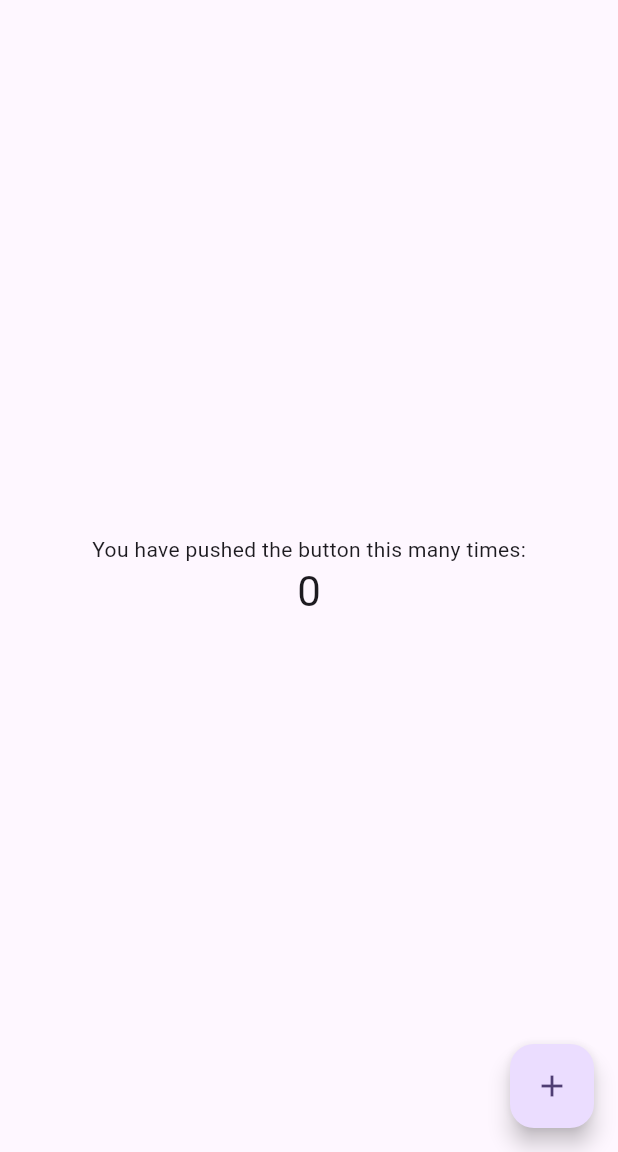
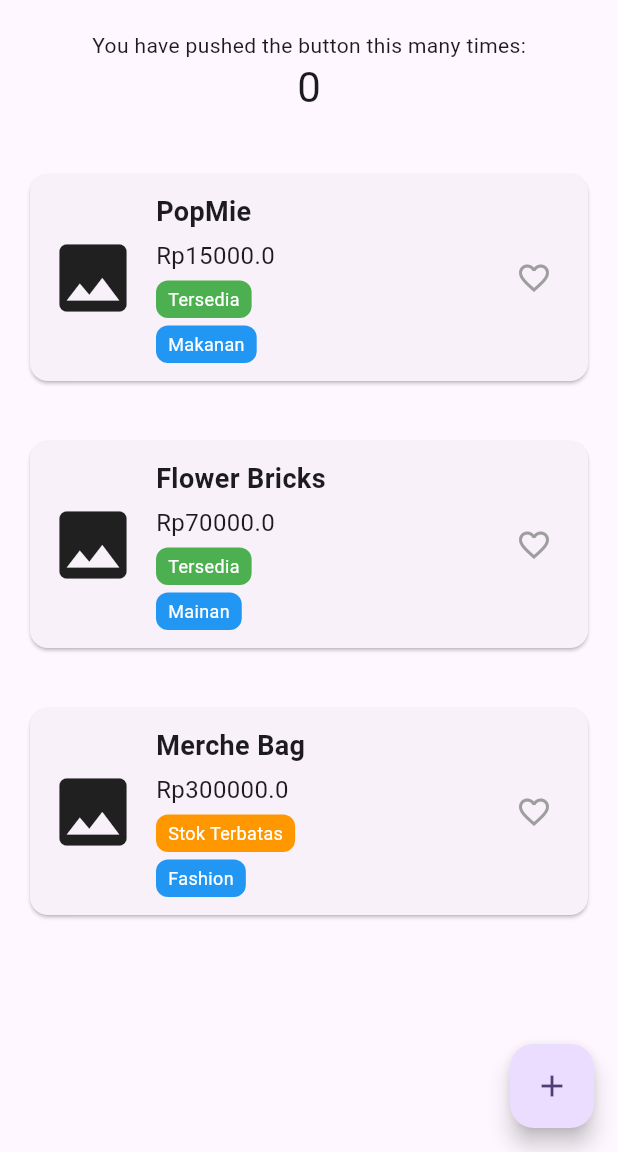
Before and after one commit to pynva/PemrogramanSistemMobile, a Flutter app: the screen it shows after launch, on a phone screen of 412 x 824 dp, the part 84-1236 px from its top. Run offline on Flutter 3.47's test engine with Material 3 defaults, Android fonts, the phone set to English and light mode, and no system bars.

Commit message:
praktikum3-product-card-widget

```diff
--- /dev/null
+++ b/Praktikum 1 - Pembuatan Project Tokokita/lib/data/list_product.dart
@@ -0,0 +1,76 @@
+import '../models/product.dart';
+
+List<Product> daftarProduk = [
+  Product(
+    id: 1,
+    name: 'PopMie',
+    price: 15000,
+    imageUrl: 'popmie.jpg',
+    category: 'Makanan',
+    stock: 10,
+    description: 'Mie instan rasa ayam bawang',
+  ),
+  Product(
+    id: 2,
+    name: 'Flower Bricks',
+    price: 70000,
+    imageUrl: 'flower_bricks.jpg',
+    category: 'Mainan',
+    stock: 20,
+    description: 'Mainan lego berbentuk bunga',
+  ),
+  Product(
+    id: 3,
+    name: 'Merche Bag',
+    price: 300000,
+    imageUrl: 'merche_bag.jpg',
+    category: 'Fashion',
+    stock: 5,
+    description: 'Tas kuliah warna maroon',
+  ),
+  Product(
+    id: 4,
+    name: 'Tumbler Nuan',
+    price: 50000,
+    imageUrl: 'tumbler.jpg',
+    category: 'Peralatan',
+    stock: 8,
+    description: 'Botol minum berkapasitas 750ml',
+  ),
+  Product(
+    id: 5,
+    name: 'Krayon Joyko',
+    price: 25000,
+    imageUrl: 'krayon.jpg',
+    category: 'Alat Tulis',
+    stock: 15,
+    description: 'Krayon 24 warna untuk menggambar',
+  ),
+  Product(
+    id: 6,
+    name: 'Imboost Tablet',
+    price: 75000,
+    imageUrl: 'imboost.jpg',
+    category: 'Kesehatan',
+    stock: 6,
+    description: 'Vitamin untuk kesehatan',
+  ),
+  Product(
+    id: 7,
+    name: 'Lifeboy Handwash',
+    price: 8000,
+    imageUrl: 'lifeboy.jpg',
+    category: 'Kesehatan',
+    stock: 4,
+    description: 'Sabun tangan untuk kebersihan',
+  ),
+  Product(
+    id: 8,
+    name: 'Mouse Logitech',
+    price: 600000,
+    imageUrl: 'mouse.jpg',
+    category: 'Elektronik',
+    stock: 30,
+    description: 'Mouse wireless untuk komputer',
+  ),
+];
--- a/Praktikum 1 - Pembuatan Project Tokokita/lib/main.dart
+++ b/Praktikum 1 - Pembuatan Project Tokokita/lib/main.dart
@@ -1,4 +1,6 @@
 import 'package:flutter/material.dart';
+import 'widgets/product_card.dart';
+import 'data/list_product.dart';
 
 void main() {
   runApp(const MyApp());
@@ -85,7 +87,7 @@ class _MyHomePageState extends State<MyHomePage> {
         // the App.build method, and use it to set our appbar title.
         title: Text(widget.title),
       ),
-      body: Center(
+      body: SingleChildScrollView(
         // Center is a layout widget. It takes a single child and positions it
         // in the middle of the parent.
         child: Column(
@@ -102,12 +104,22 @@ class _MyHomePageState extends State<MyHomePage> {
           // TRY THIS: Invoke "debug painting" (choose the "Toggle Debug Paint"
           // action in the IDE, or press "p" in the console), to see the
           // wireframe for each widget.
-          mainAxisAlignment: .center,
           children: [
+            const SizedBox(height: 20),
             const Text('You have pushed the button this many times:'),
             Text(
               '$_counter',
               style: Theme.of(context).textTheme.headlineMedium,
+            ),
+            const SizedBox(height: 20),
+            ProductCard(
+              product: daftarProduk[0],
+            ),
+            ProductCard(
+              product: daftarProduk[1],
+            ),
+            ProductCard(
+              product: daftarProduk[2],
             ),
           ],
         ),
--- /dev/null
+++ b/Praktikum 1 - Pembuatan Project Tokokita/lib/models/product.dart
@@ -0,0 +1,112 @@
+class Product {
+  int id;
+  String name;
+  double price;
+  String imageUrl;
+  String category;
+  int stock;
+  String? description;
+
+  Product({
+    required this.id,
+    required this.name,
+    required this.price,
+    required this.imageUrl,
+    required this.category,
+    required this.stock,
+    this.description,
+  });
+
+  void tampilkanInfo() {
+    print('Nama: $name');
+    print('Harga: Rp$price');
+    print('Kategori: $category');
+    print('Stok: $stock');
+    print('Deskripsi: $description');
+  }
+
+  // Method tambahan untuk mengembalikan String status berdasarkan jumlah stok
+  String getStatusStok() {
+    if (stock == 0) {
+      return 'Habis';
+    } else if (stock <= 5) {
+      return 'Stok Terbatas';
+    } else {
+      return 'Tersedia';
+    }
+  }
+}
+
+class DiscountedProduct extends Product {
+  double discountPercent;
+
+  DiscountedProduct({
+    required int id,
+    required String name,
+    required double price,
+    required String imageUrl,
+    required String category,
+    required int stock,
+    String? description,
+    required this.discountPercent,
+  }) : super(
+          id: id,
+          name: name,
+          price: price,
+          imageUrl: imageUrl,
+          category: category,
+          stock: stock,
+          description: description,
+        );
+
+  double hitungHargaFinal() {
+    double potongan = price * discountPercent / 100;
+    return price - potongan;
+  }
+}
+
+void main() {
+  Product produk1 = Product(
+    id: 1,
+    name: 'PopMie',
+    price: 15000,
+    imageUrl: 'popmie.jpg',
+    category: 'Makanan',
+    stock: 10,
+    description: 'Mie instan rasa ayam bawang',
+  );
+
+  Product produk2 = Product(
+    id: 2,
+    name: 'Flower Bricks',
+    price: 70000,
+    imageUrl: 'flower_bricks.jpg',
+    category: 'Mainan lego berbentuk bunga',
+    stock: 20,
+  );
+
+  print('=== Produk 1 ===');
+  produk1.tampilkanInfo();
+  print('Status Stok: ${produk1.getStatusStok()}');
+
+  print('\n=== Produk 2 ===');
+  produk2.tampilkanInfo();
+  print('Status Stok: ${produk2.getStatusStok()}');
+
+  DiscountedProduct produk3 = DiscountedProduct(
+    id: 3,
+    name: 'Merche Bag',
+    price: 300000,
+    imageUrl: 'merche_bag.jpg',
+    category: 'Fashion',
+    stock: 5,
+    description: 'Tas kuliah warna maroon',
+    discountPercent: 20,
+  );
+
+  print('\n=== Produk Diskon ===');
+  produk3.tampilkanInfo();
+  print('Diskon: ${produk3.discountPercent}%');
+  print('Harga Final: Rp${produk3.hitungHargaFinal()}');
+  print('Status Stok: ${produk3.getStatusStok()}');
+}
--- /dev/null
+++ b/Praktikum 1 - Pembuatan Project Tokokita/lib/widgets/category_tag.dart
@@ -0,0 +1,31 @@
+import 'package:flutter/material.dart';
+
+class CategoryTag extends StatelessWidget {
+  final String kategori;
+
+  const CategoryTag({
+    super.key,
+    required this.kategori,
+  });
+
+  @override
+  Widget build(BuildContext context) {
+    return Container(
+      padding: const EdgeInsets.symmetric(
+        horizontal: 8,
+        vertical: 4,
+      ),
+      decoration: BoxDecoration(
+        color: Colors.blue,
+        borderRadius: BorderRadius.circular(8),
+      ),
+      child: Text(
+        kategori,
+        style: const TextStyle(
+          color: Colors.white,
+          fontSize: 12,
+        ),
+      ),
+    );
+  }
+}
--- /dev/null
+++ b/Praktikum 1 - Pembuatan Project Tokokita/lib/widgets/price_label.dart
@@ -0,0 +1,20 @@
+import 'package:flutter/material.dart';
+
+class PriceLabel extends StatelessWidget {
+  final double harga;
+
+  const PriceLabel({
+    super.key,
+    required this.harga,
+  });
+
+  @override
+  Widget build(BuildContext context) {
+    return Text(
+      'Rp$harga',
+      style: const TextStyle(
+        fontSize: 16,
+      ),
+    );
+  }
+}
--- /dev/null
+++ b/Praktikum 1 - Pembuatan Project Tokokita/lib/widgets/product_card.dart
@@ -0,0 +1,85 @@
+import 'package:flutter/material.dart';
+import '../models/product.dart';
+import 'price_label.dart';
+import 'stock_badge.dart';
+import 'category_tag.dart';
+
+class ProductCard extends StatefulWidget {
+  final Product product;
+
+  const ProductCard({
+    super.key,
+    required this.product,
+  });
+
+  @override
+  State<ProductCard> createState() => _ProductCardState();
+}
+
+class _ProductCardState extends State<ProductCard> {
+  bool isFavorite = false;
+
+  @override
+  void initState() {
+    super.initState();
+    print('ProductCard: initState()');
+  }
+
+  @override
+  Widget build(BuildContext context) {
+    print('ProductCard: build()');
+
+    return Card(
+    margin: const EdgeInsets.all(20),
+      child: Padding(
+        padding: const EdgeInsets.all(12),
+        child: Row(
+          children: [
+            const Icon(
+              Icons.image,
+              size: 60,
+            ),
+            const SizedBox(width: 12),
+            Expanded(
+              child: Column(
+                crossAxisAlignment: CrossAxisAlignment.start,
+                children: [
+                  Text(
+                    widget.product.name,
+                    style: const TextStyle(
+                      fontSize: 18,
+                      fontWeight: FontWeight.bold,
+                    ),
+                  ),
+                  const SizedBox(height: 5),
+                  PriceLabel(harga: widget.product.price),
+                  const SizedBox(height: 5),
+                  StockBadge(status: widget.product.getStatusStok()),
+                  const SizedBox(height: 5),
+                  CategoryTag(kategori: widget.product.category),
+                ],
+              ),
+            ),
+            IconButton(
+              onPressed: () {
+                setState(() {
+                  isFavorite = !isFavorite;
+                });
+              },
+              icon: Icon(
+                isFavorite ? Icons.favorite : Icons.favorite_border,
+                color: isFavorite ? Colors.red : Colors.grey,
+              ),
+            ),
+          ],
+        ),
+      ),
+    );
+  }
+
+  @override
+  void dispose() {
+    print('ProductCard: dispose()');
+    super.dispose();
+  }
+}
--- /dev/null
+++ b/Praktikum 1 - Pembuatan Project Tokokita/lib/widgets/stock_badge.dart
@@ -0,0 +1,41 @@
+import 'package:flutter/material.dart';
+
+class StockBadge extends StatelessWidget {
+  final String status;
+
+  const StockBadge({
+    super.key,
+    required this.status,
+  });
+
+  @override
+  Widget build(BuildContext context) {
+    Color warna;
+
+    if (status == 'Tersedia') {
+      warna = Colors.green;
+    } else if (status == 'Stok Terbatas') {
+      warna = Colors.orange;
+    } else {
+      warna = Colors.red;
+    }
+
+    return Container(
+      padding: const EdgeInsets.symmetric(
+        horizontal: 8,
+        vertical: 4,
+      ),
+      decoration: BoxDecoration(
+        color: warna,
+        borderRadius: BorderRadius.circular(8),
+      ),
+      child: Text(
+        status,
+        style: const TextStyle(
+          color: Colors.white,
+          fontSize: 12,
+        ),
+      ),
+    );
+  }
+}
```
